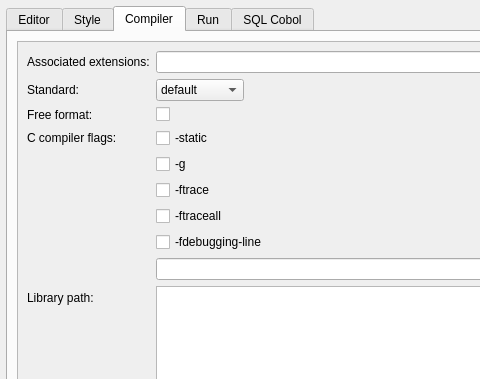
OpenCobolIDE/OpenCobolIDE, file forms/dlg_preferences.ui: the form before one commit; both pictures show x 0 to 480 and y 0 to 379 of the 677 by 691 pixel window.
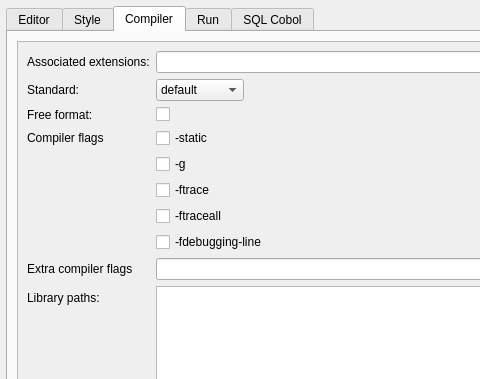
The form after the commit. Icons and pictures are not drawn. Custom widgets are drawn as their Qt base class.

Commit message:
Fix compiler flags labels
Fix #120

Diff of the .ui file:
```diff
--- a/forms/dlg_preferences.ui
+++ b/forms/dlg_preferences.ui
@@ -785,7 +785,7 @@
               <item row="3" column="0">
                <widget class="QLabel" name="label_15">
                 <property name="text">
-                 <string>C compiler flags:</string>
+                 <string>Compiler flags</string>
                 </property>
                </widget>
               </item>
@@ -849,7 +849,7 @@
               <item row="9" column="0">
                <widget class="QLabel" name="label_17">
                 <property name="text">
-                 <string>Library path:</string>
+                 <string>Library paths:</string>
                 </property>
                </widget>
               </item>
@@ -988,6 +988,13 @@
               <item row="0" column="1">
                <widget class="QLineEdit" name="lineEditCobcExts"/>
               </item>
+              <item row="8" column="0">
+               <widget class="QLabel" name="label_35">
+                <property name="text">
+                 <string>Extra compiler flags</string>
+                </property>
+               </widget>
+              </item>
              </layout>
             </widget>
            </widget>
```
Left out of the diff: 4 changed lines with no effect on the pictures. The commit also changes 2 other files.
